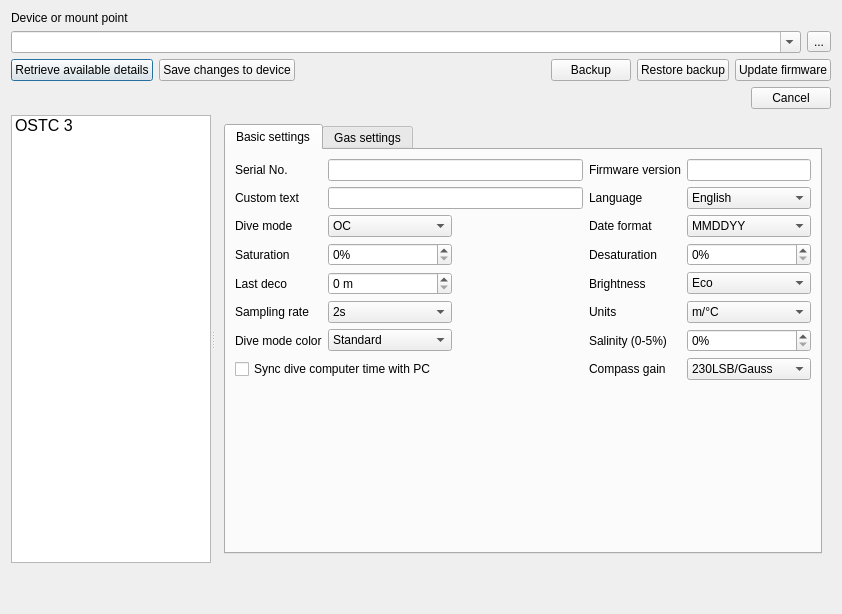
The window that qt-ui/configuredivecomputerdialog.ui (subsurface/subsurface) describes before a commit, drawn with Qt 5.
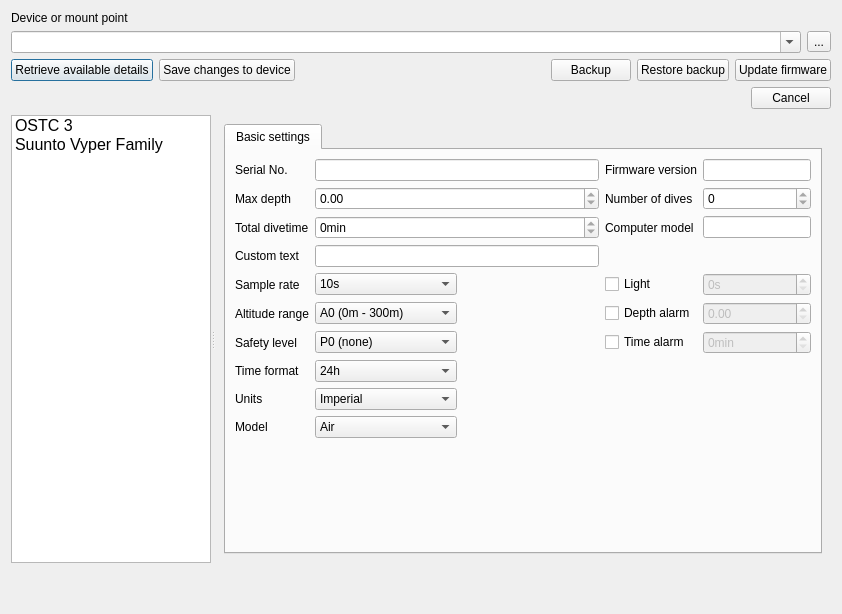
The same window after the commit. Icons and pictures are not drawn.

Commit message:
This adds a ui for Suunto Vyper settings
This builds up a ui to use for all the settings for the Suunto Vyper
family devices. Some of the fields are pure information, eg, max depth
and number of dives, so they are marked read-only.

Diff of the .ui file:
```diff
--- a/qt-ui/configuredivecomputerdialog.ui
+++ b/qt-ui/configuredivecomputerdialog.ui
@@ -160,9 +160,17 @@
          <normaloff>:/icons/ostc3.png</normaloff>:/icons/ostc3.png</iconset>
        </property>
       </item>
+      <item>
+       <property name="text">
+        <string>Suunto Vyper Family</string>
+       </property>
+      </item>
      </widget>
      <widget class="QStackedWidget" name="dcStackedWidget">
-      <widget class="QWidget" name="page_2">
+      <property name="currentIndex">
+       <number>1</number>
+      </property>
+      <widget class="QWidget" name="page_ostc3">
        <layout class="QVBoxLayout" name="verticalLayout_3">
         <item>
          <widget class="QTabWidget" name="tabWidget">
@@ -175,7 +183,7 @@
            </attribute>
            <layout class="QGridLayout" name="gridLayout">
             <item row="0" column="0">
-             <widget class="QLabel" name="label_7">
+             <widget class="QLabel" name="label_2">
               <property name="text">
                <string>Serial No.</string>
               </property>
@@ -186,13 +194,19 @@
             </item>
             <item row="0" column="1" colspan="2">
              <widget class="QLineEdit" name="serialNoLineEdit">
+              <property name="sizePolicy">
+               <sizepolicy hsizetype="Expanding" vsizetype="Fixed">
+                <horstretch>1</horstretch>
+                <verstretch>0</verstretch>
+               </sizepolicy>
+              </property>
               <property name="readOnly">
                <bool>true</bool>
               </property>
              </widget>
             </item>
             <item row="0" column="3">
-             <widget class="QLabel" name="label_8">
+             <widget class="QLabel" name="label_3">
               <property name="text">
                <string>Firmware version</string>
               </property>
@@ -209,7 +223,7 @@
              </widget>
             </item>
             <item row="1" column="0">
-             <widget class="QLabel" name="label_5">
+             <widget class="QLabel" name="label_4">
               <property name="text">
                <string>Custom text</string>
               </property>
@@ -229,7 +243,7 @@
              </widget>
             </item>
             <item row="1" column="3">
-             <widget class="QLabel" name="label_6">
+             <widget class="QLabel" name="label_5">
               <property name="text">
                <string>Language</string>
               </property>
@@ -297,7 +311,7 @@
              </widget>
             </item>
             <item row="2" column="3">
-             <widget class="QLabel" name="label_9">
+             <widget class="QLabel" name="label_6">
               <property name="text">
                <string>Date format</string>
               </property>
@@ -326,7 +340,7 @@
              </widget>
             </item>
             <item row="3" column="0">
-             <widget class="QLabel" name="label_2">
+             <widget class="QLabel" name="label_7">
               <property name="text">
                <string>Saturation</string>
               </property>
@@ -343,7 +357,7 @@
              </widget>
             </item>
             <item row="3" column="3">
-             <widget class="QLabel" name="label_16">
+             <widget class="QLabel" name="label_8">
               <property name="text">
                <string>Desaturation</string>
               </property>
@@ -360,7 +374,7 @@
              </widget>
             </item>
             <item row="4" column="0">
-             <widget class="QLabel" name="label_10">
+             <widget class="QLabel" name="label_9">
               <property name="text">
                <string>Last deco</string>
               </property>
@@ -377,7 +391,7 @@
              </widget>
             </item>
             <item row="4" column="3">
-             <widget class="QLabel" name="label_4">
+             <widget class="QLabel" name="label_10">
               <property name="text">
                <string>Brightness</string>
               </property>
@@ -406,7 +420,7 @@
              </widget>
             </item>
             <item row="5" column="0">
-             <widget class="QLabel" name="label_12">
+             <widget class="QLabel" name="label_11">
               <property name="text">
                <string>Sampling rate</string>
               </property>
@@ -430,7 +444,7 @@
              </widget>
             </item>
             <item row="5" column="3">
-             <widget class="QLabel" name="label_11">
+             <widget class="QLabel" name="label_12">
               <property name="text">
                <string>Units</string>
               </property>
@@ -454,7 +468,7 @@
              </widget>
             </item>
             <item row="6" column="0">
-             <widget class="QLabel" name="label_14">
+             <widget class="QLabel" name="label_13">
               <property name="text">
                <string>Dive mode color</string>
               </property>
@@ -488,7 +502,7 @@
              </widget>
             </item>
             <item row="6" column="3">
-             <widget class="QLabel" name="label_13">
+             <widget class="QLabel" name="label_14">
               <property name="text">
                <string>Salinity (0-5%)</string>
               </property>
@@ -593,7 +607,7 @@
            <attribute name="title">
             <string>Gas settings</string>
            </attribute>
-           <layout class="QGridLayout" name="gridLayout_2">
+           <layout class="QGridLayout" name="gridLayout_1">
             <item row="0" column="0">
              <widget class="QTableWidget" name="ostc3GasTable">
               <property name="sizePolicy">
@@ -845,6 +859,382 @@
         </item>
        </layout>
       </widget>
+      <widget class="QWidget" name="page_vyper">
+       <layout class="QVBoxLayout">
+        <item>
+         <widget class="QTabWidget" name="tabWidget2">
+          <property name="currentIndex">
+           <number>0</number>
+          </property>
+          <widget class="QWidget" name="basic_settings">
+           <attribute name="title">
+            <string>Basic settings</string>
+           </attribute>
+           <layout class="QGridLayout" name="gridLayout_2">
+            <item row="1" column="1" colspan="2">
+             <widget class="QDoubleSpinBox" name="maxDepthDoubleSpinBox">
+              <property name="sizePolicy">
+               <sizepolicy hsizetype="Expanding" vsizetype="Fixed">
+                <horstretch>1</horstretch>
+                <verstretch>0</verstretch>
+               </sizepolicy>
+              </property>
+              <property name="readOnly">
+               <bool>true</bool>
+              </property>
+              <property name="maximum">
+               <number>200</number>
+              </property>
+             </widget>
+            </item>
+            <item row="6" column="0">
+             <widget class="QLabel" name="label_21">
+              <property name="text">
+               <string>Safety level</string>
+              </property>
+             </widget>
+            </item>
+            <item row="5" column="1">
+             <widget class="QComboBox" name="altitudeRangeComboBox">
+              <item>
+               <property name="text">
+                <string notr="true">A0 (0m - 300m)</string>
+               </property>
+              </item>
+              <item>
+               <property name="text">
+                <string notr="true">A1 (300m - 1500m)</string>
+               </property>
+              </item>
+              <item>
+               <property name="text">
+                <string notr="true">A2 (1500m - 3000m)</string>
+               </property>
+              </item>
+             </widget>
+            </item>
+            <item row="5" column="0">
+             <widget class="QLabel" name="label_20">
+              <property name="text">
+               <string>Altitude range</string>
+              </property>
+             </widget>
+            </item>
+            <item row="9" column="0">
+             <widget class="QLabel" name="label_22">
+              <property name="text">
+               <string>Model</string>
+              </property>
+             </widget>
+            </item>
+            <item row="3" column="1" colspan="2">
+             <widget class="QLineEdit" name="customTextLlineEdit_1">
+              <property name="sizePolicy">
+               <sizepolicy hsizetype="Expanding" vsizetype="Fixed">
+                <horstretch>1</horstretch>
+                <verstretch>0</verstretch>
+               </sizepolicy>
+              </property>
+              <property name="maxLength">
+               <number>30</number>
+              </property>
+             </widget>
+            </item>
+            <item row="1" column="3">
+             <widget class="QLabel" name="label_16">
+              <property name="text">
+               <string>Number of dives</string>
+              </property>
+             </widget>
+            </item>
+            <item row="11" column="0">
+             <spacer name="verticalSpacer_2">
+              <property name="orientation">
+               <enum>Qt::Vertical</enum>
+              </property>
+              <property name="sizeHint" stdset="0">
+               <size>
+                <width>0</width>
+                <height>0</height>
+               </size>
+              </property>
+             </spacer>
+            </item>
+            <item row="0" column="0">
+             <widget class="QLabel" name="label1">
+              <property name="text">
+               <string>Serial No.</string>
+              </property>
+              <property name="buddy">
+               <cstring>serialNoLineEdit_1</cstring>
+              </property>
+             </widget>
+            </item>
+            <item row="0" column="1" colspan="2">
+             <widget class="QLineEdit" name="serialNoLineEdit_1">
+              <property name="sizePolicy">
+               <sizepolicy hsizetype="Expanding" vsizetype="Fixed">
+                <horstretch>1</horstretch>
+                <verstretch>0</verstretch>
+               </sizepolicy>
+              </property>
+              <property name="readOnly">
+               <bool>true</bool>
+              </property>
+             </widget>
+            </item>
+            <item row="0" column="3">
+             <widget class="QLabel" name="label_17">
+              <property name="text">
+               <string>Firmware version</string>
+              </property>
+              <property name="buddy">
+               <cstring>firmwareVersionLineEdit_1</cstring>
+              </property>
+             </widget>
+            </item>
+            <item row="0" column="4">
+             <widget class="QLineEdit" name="firmwareVersionLineEdit_1">
+              <property name="readOnly">
+               <bool>true</bool>
+              </property>
+             </widget>
+            </item>
+            <item row="1" column="0">
+             <widget class="QLabel" name="label_18">
+              <property name="text">
+               <string>Max depth</string>
+              </property>
+             </widget>
+            </item>
+            <item row="1" column="4">
+             <widget class="QSpinBox" name="numberOfDivesSpinBox">
+              <property name="readOnly">
+               <bool>true</bool>
+              </property>
+              <property name="maximum">
+               <number>5000</number>
+              </property>
+             </widget>
+            </item>
+            <item row="3" column="0">
+             <widget class="QLabel" name="label_19">
+              <property name="text">
+               <string>Custom text</string>
+              </property>
+              <property name="buddy">
+               <cstring>customTextLlineEdit_1</cstring>
+              </property>
+             </widget>
+            </item>
+            <item row="9" column="1">
+             <widget class="QComboBox" name="diveModeComboBox_1">
+              <item>
+               <property name="text">
+                <string notr="true" extracomment="Suunto computer mode">Air</string>
+               </property>
+              </item>
+              <item>
+               <property name="text">
+                <string notr="true" extracomment="Suunto computer mode">Nitrox</string>
+               </property>
+              </item>
+              <item>
+               <property name="text">
+                <string notr="true" extracomment="Suunto computer mode">Gauge</string>
+               </property>
+              </item>
+             </widget>
+            </item>
+            <item row="6" column="1">
+             <widget class="QComboBox" name="personalSafetyComboBox">
+              <item>
+               <property name="text">
+                <string extracomment="Suunto safety level">P0 (none)</string>
+               </property>
+              </item>
+              <item>
+               <property name="text">
+                <string extracomment="Suunto safety level">P1 (some)</string>
+               </property>
+              </item>
+              <item>
+               <property name="text">
+                <string extracomment="Suunto safety level">P2 (much)</string>
+               </property>
+              </item>
+             </widget>
+            </item>
+            <item row="4" column="0">
+             <widget class="QLabel" name="label_23">
+              <property name="text">
+               <string>Sample rate</string>
+              </property>
+             </widget>
+            </item>
+            <item row="4" column="1">
+             <widget class="QComboBox" name="samplingRateComboBox_1">
+              <item>
+               <property name="text">
+                <string>10s</string>
+               </property>
+              </item>
+              <item>
+               <property name="text">
+                <string>20s</string>
+               </property>
+              </item>
+              <item>
+               <property name="text">
+                <string>30s</string>
+               </property>
+              </item>
+              <item>
+               <property name="text">
+                <string>60s</string>
+               </property>
+              </item>
+             </widget>
+            </item>
+            <item row="2" column="0">
+             <widget class="QLabel" name="label_24">
+              <property name="text">
+               <string>Total divetime</string>
+              </property>
+             </widget>
+            </item>
+            <item row="2" column="3">
+             <widget class="QLabel" name="label_25">
+              <property name="text">
+               <string>Computer model</string>
+              </property>
+             </widget>
+            </item>
+            <item row="2" column="4">
+             <widget class="QLineEdit" name="modelLineEdit">
+              <property name="readOnly">
+               <bool>true</bool>
+              </property>
+             </widget>
+            </item>
+            <item row="2" column="1" colspan="2">
+             <widget class="QSpinBox" name="totalTimeSpinBox">
+              <property name="readOnly">
+               <bool>true</bool>
+              </property>
+              <property name="suffix">
+               <string>min</string>
+              </property>
+              <property name="minimum">
+               <number>0</number>
+              </property>
+              <property name="maximum">
+               <number>5000000</number>
+              </property>
+             </widget>
+            </item>
+            <item row="7" column="1">
+             <widget class="QComboBox" name="timeFormatComboBox">
+              <item>
+               <property name="text">
+                <string>24h</string>
+               </property>
+              </item>
+              <item>
+               <property name="text">
+                <string>12h</string>
+               </property>
+              </item>
+             </widget>
+            </item>
+            <item row="7" column="0">
+             <widget class="QLabel" name="label_26">
+              <property name="text">
+               <string>Time format</string>
+              </property>
+             </widget>
+            </item>
+            <item row="8" column="0">
+             <widget class="QLabel" name="label_27">
+              <property name="text">
+               <string>Units</string>
+              </property>
+             </widget>
+            </item>
+            <item row="8" column="1">
+             <widget class="QComboBox" name="unitsComboBox_1">
+              <item>
+               <property name="text">
+                <string>Imperial</string>
+               </property>
+              </item>
+              <item>
+               <property name="text">
+                <string>Metric</string>
+               </property>
+              </item>
+             </widget>
+            </item>
+            <item row="4" column="4">
+             <widget class="QSpinBox" name="lightSpinBox">
+              <property name="enabled">
+               <bool>false</bool>
+              </property>
+              <property name="suffix">
+               <string>s</string>
+              </property>
+             </widget>
+            </item>
+            <item row="4" column="3">
+             <widget class="QCheckBox" name="lightCheckBox">
+              <property name="text">
+               <string>Light</string>
+              </property>
+             </widget>
+            </item>
+            <item row="5" column="4">
+             <widget class="QDoubleSpinBox" name="alarmDepthDoubleSpinBox">
+              <property name="enabled">
+               <bool>false</bool>
+              </property>
+              <property name="maximum">
+               <double>200.000000000000000</double>
+              </property>
+             </widget>
+            </item>
+            <item row="5" column="3">
+             <widget class="QCheckBox" name="alarmDepthCheckBox">
+              <property name="text">
+               <string>Depth alarm</string>
+              </property>
+             </widget>
+            </item>
+            <item row="6" column="4">
+             <widget class="QSpinBox" name="alarmTimeSpinBox">
+              <property name="enabled">
+               <bool>false</bool>
+              </property>
+              <property name="suffix">
+               <string>min</string>
+              </property>
+              <property name="maximum">
+               <number>999</number>
+              </property>
+             </widget>
+            </item>
+            <item row="6" column="3">
+             <widget class="QCheckBox" name="alarmTimeCheckBox">
+              <property name="text">
+               <string>Time alarm</string>
+              </property>
+             </widget>
+            </item>
+           </layout>
+          </widget>
+         </widget>
+        </item>
+       </layout>
+      </widget>
      </widget>
     </widget>
    </item>
```
Left out of the diff: 60 changed lines with no effect on the pictures. The commit also changes 1 other file.
